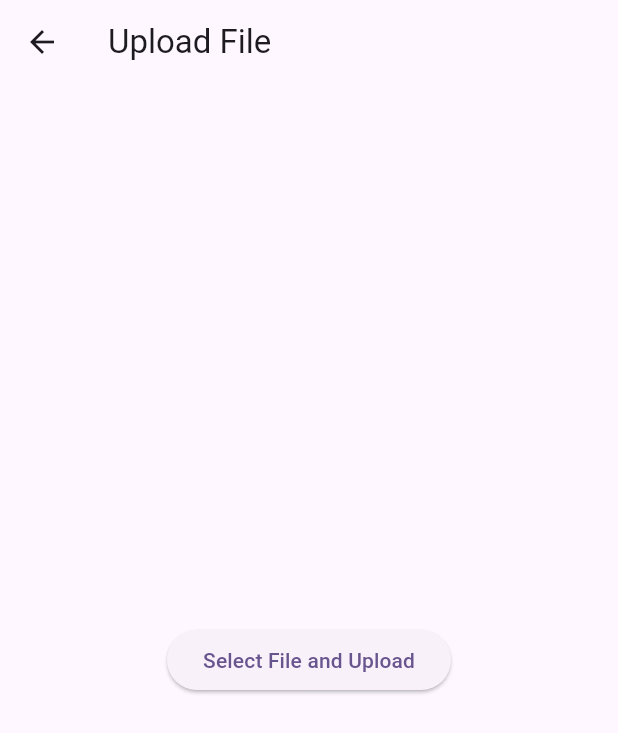
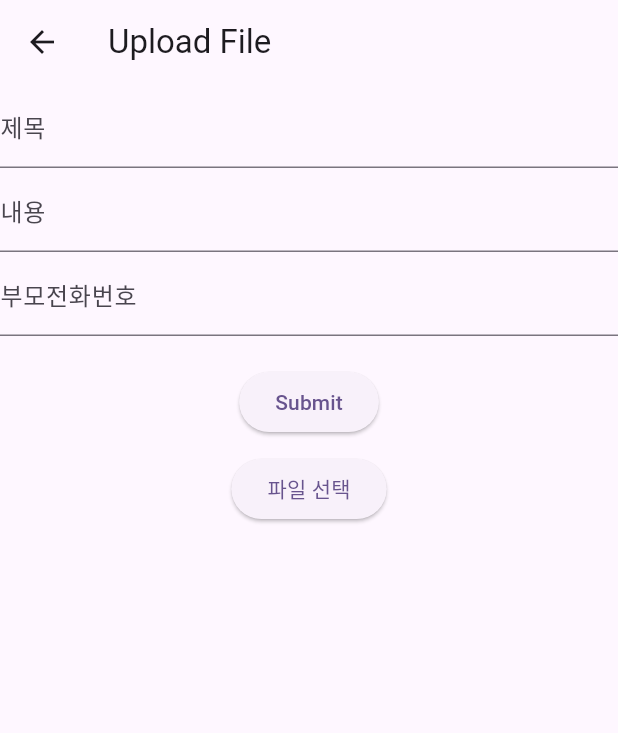
Before and after one commit to alimi-pro-2/status200-web-admin, a Flutter app: the FileUploadScreen screen opened directly with empty values, on a phone screen of 412 x 824 dp. Shown: the top 733 px of the screen. Run offline on Flutter 3.47's test engine with Material 3 defaults, Android fonts, the phone set to English and light mode, and no system bars; our stand-ins replace cloud_firestore, csv, file_picker, firebase_auth, firebase_core, firebase_storage and 4 more; missing offline and left inert: cloud_firestore_platform_interface, dart:html, excel, firebase_ui_auth; accounts and stored records are empty; generated files the repository leaves out were written again.

Commit message:
feat: FileUploadScreen을 공지사항 form 으로 수정 및 테스트

```diff
--- a/lib/manage/presentation/file_upload_screen.dart
+++ b/lib/manage/presentation/file_upload_screen.dart
@@ -11,6 +11,7 @@ import '../domain/repository/notice_repository.dart';
 
 class FileUploadScreen extends StatefulWidget {
   final Map<String, String> academyInfo;
+
   FileUploadScreen({super.key, required this.academyInfo});
 
   @override
@@ -18,7 +19,13 @@ class FileUploadScreen extends StatefulWidget {
 }
 
 class _FileUploadScreenState extends State<FileUploadScreen> {
+  final TextEditingController _controller1 = TextEditingController();
+  final TextEditingController _controller2 = TextEditingController();
+  final TextEditingController _controller3 = TextEditingController();
+
   late NoticeViewModel noticeViewModel;
+  FilePickerResult? result;
+
 
   @override
   void initState() {
@@ -30,12 +37,16 @@ class _FileUploadScreenState extends State<FileUploadScreen> {
     });
   }
 
+  Future<void> _ficFile() async{
+    result = await FilePicker.platform.pickFiles();
+  }
 
+  Future<void> _uploadFile(
+    String title, String contents, String parentPhone) async {
+    String downloadUrl = '';
 
-  Future<void> _uploadFile() async {
-    FilePickerResult? result = await FilePicker.platform.pickFiles();
     if (result != null) {
-      PlatformFile file = result.files.first;
+      PlatformFile file = result!.files.first;
 
       // Firebase Storage에 파일 업로드
       Reference storageRef =
@@ -46,23 +57,32 @@ class _FileUploadScreenState extends State<FileUploadScreen> {
       // 업로드된 파일의 다운로드 URL 가져오기
       String downloadUrl = await snapshot.ref.getDownloadURL();
 
+      Map<String, dynamic> noticeMap = {
+        'academy': widget.academyInfo['name'], // 학원 이름
+        'contents': contents, // 공지 내용
+        'date': Timestamp.now(), // 현재 시간을 Timestamp로 저장
+        'parentsPhone': parentPhone, // 학부모 전화번호
+        'pushType': 'notice', // 푸시 타입 (예: SMS, 앱 푸시 등)
+        'title': title, // 공지 제목
+        'fileUrl': downloadUrl, // 업로드된 파일의 다운로드 URL
+      };
+
       print(downloadUrl);
       // Firebase Firestore에 데이터 저장
 
-      DocumentReference<Map<String, dynamic>> ts = await FirebaseFirestore.instance.collection('Notice').add({
-        'academy': 'Academy Name', // 학원 이름
-        'contents': 'Contents of the notice', // 공지 내용
-        'date': Timestamp.now(), // 현재 시간을 Timestamp로 저장
-        'parentsPhone': '01012345678', // 학부모 전화번호
-        'pushType': 'Notification type', // 푸시 타입 (예: SMS, 앱 푸시 등)
-        'title': 'Notice Title', // 공지 제목
-        'fileUrl': downloadUrl, // 업로드된 파일의 다운로드 URL
-      });
+      // DocumentReference<Map<String, dynamic>> ts = await FirebaseFirestore.instance.collection('Notice').add({
+      //   'academy': 'Academy Name', // 학원 이름
+      //   'contents': 'Contents of the notice', // 공지 내용
+      //   'date': Timestamp.now(), // 현재 시간을 Timestamp로 저장
+      //   'parentsPhone': '01012345678', // 학부모 전화번호
+      //   'pushType': 'Notification type', // 푸시 타입 (예: SMS, 앱 푸시 등)
+      //   'title': 'Notice Title', // 공지 제목
+      //   'fileUrl': downloadUrl, // 업로드된 파일의 다운로드 URL
+      // });
 
-
-
-       await noticeViewModel.getNotice(ts.id);
-       print(ts.id);
+      String id = await noticeViewModel.setNotice(noticeMap);
+      await noticeViewModel.getNotice(id);
+      print(id);
       print(noticeViewModel.notice.toString());
 
       // 파일 업로드 및 데이터 저장 완료
@@ -70,19 +90,45 @@ class _FileUploadScreenState extends State<FileUploadScreen> {
     }
   }
 
-
   @override
   Widget build(BuildContext context) {
     return Scaffold(
         appBar: AppBar(
           title: const Text('Upload File'),
         ),
-      body: Center(
-        child: ElevatedButton(
-          onPressed: _uploadFile,
-          child: const Text('Select File and Upload'),
+        body: Column(
+          children: [
+            TextField(
+              controller: _controller1,
+              decoration: const InputDecoration(labelText: '제목'),
             ),
+            TextField(
+              controller: _controller2,
+              decoration: const InputDecoration(labelText: '내용'),
             ),
-    );
+            TextField(
+              controller: _controller3,
+              decoration: const InputDecoration(labelText: '부모전화번호'),
+            ),
+            const SizedBox(height: 20),
+            ElevatedButton(
+              onPressed: () {
+                String title = _controller1.text;
+                String contents = _controller2.text;
+                String parentsPhone = _controller3.text;
+                _uploadFile(title, contents, parentsPhone);
+                Navigator.pop(context);
+                // print('Input 1: $input1');
+                // print('Input 2: $input2');
+                // print('Input 3: $input3');
+              },
+              child: const Text('Submit'),
+            ),
+            const SizedBox(
+              height: 10,
+            ),
+            ElevatedButton(onPressed: _ficFile, child: const Text('파일 선택'))
+          ],
+        ));
   }
 }
```
Also changed, not shown: lib/core/di/di_setup.config.dart. Lines whose indentation alone changed are shown as unchanged.
